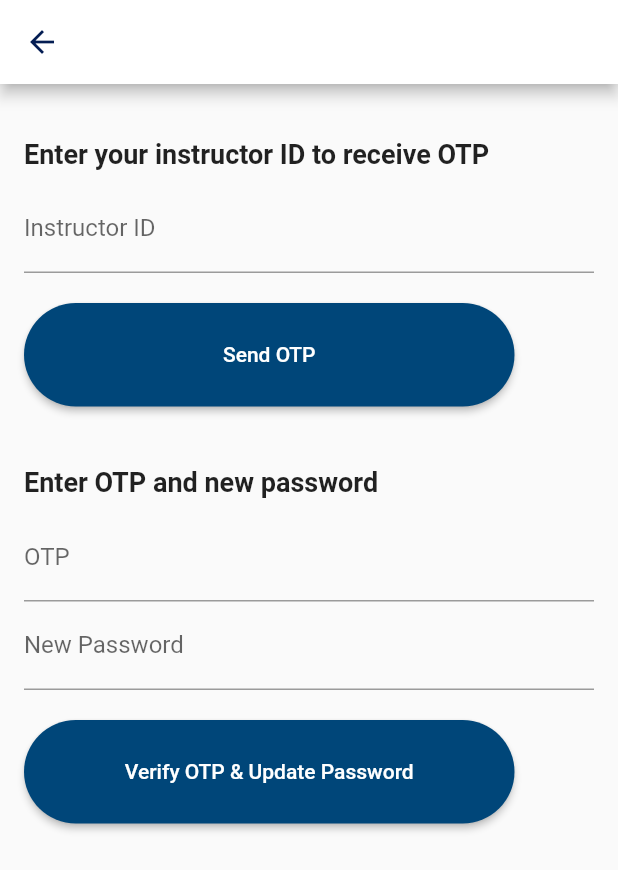
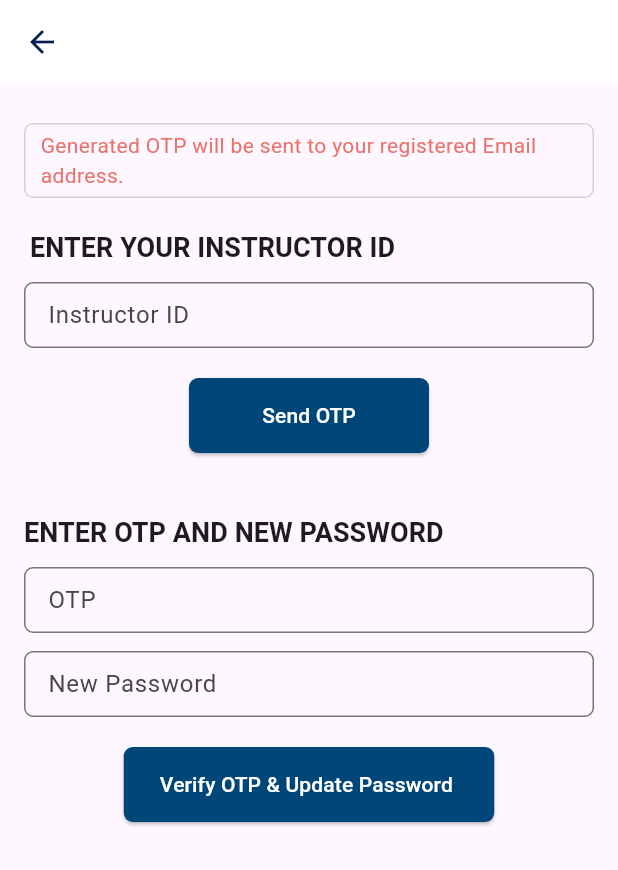
Before and after one commit to harshrajput1506/attendance_management_system, a Flutter app: the ForgotPassword screen opened directly, on a phone screen of 412 x 824 dp. Shown: the top 870 px of the screen. Run offline on Flutter 3.47's test engine with Material 2 defaults, Android fonts, the phone set to English and light mode, and no system bars; our stand-ins replace flutter_secure_storage, slide_to_act; missing offline and left inert: time_range_picker; accounts and stored records are empty.

```diff
--- a/lib/forget_pass.dart
+++ b/lib/forget_pass.dart
@@ -25,8 +25,8 @@ Future<String> sendOTP(String enrollment_no, String instructorId) async {
   }
 }
 
-Future<String> verifyOTPAndChangePassword( String otp,
-    String instructorId, String newPassword) async {
+Future<String> verifyOTPAndChangePassword(
+    String otp, String instructorId, String newPassword) async {
   final url = 'https://newsdcattendance.onrender.com/verifyOtp';
   final response = await http.post(Uri.parse(url), body: {
     'instructor_id': instructorId,
@@ -59,36 +59,71 @@ class _ForgotPasswordState extends State<ForgotPassword> {
   Widget build(BuildContext context) {
     return Scaffold(
       appBar: AppBar(
-        title: Text('Forgot Password'),
+        title: Text(''),
       ),
       body: Padding(
         padding: const EdgeInsets.all(16.0),
         child: Column(
           crossAxisAlignment: CrossAxisAlignment.start,
           children: [
+            SizedBox(height: 10),
+            Container(
+              padding: EdgeInsets.symmetric(horizontal: 10, vertical: 4),
+              child: Center(
+                child: Text(
+                    'Generated OTP will be sent to your registered Email address.',
+                    style: TextStyle(
+                      color: Color.fromARGB(255, 233, 114, 105),
+
+                ),textAlign: TextAlign.left,),
+              ),
+              decoration: BoxDecoration(
+                border: Border.all(
+                  color: const Color.fromARGB(105, 158, 158, 158),
+                ),
+                borderRadius: BorderRadius.circular(6),
+              ),
+            ),
             SizedBox(height: 20),
+            Row(
+              children: [
+                const SizedBox(
+                  width: 4,
+                ),
                 Text(
-              'Enter your instructor ID to receive OTP',
-              style: TextStyle(fontSize: 18, fontWeight: FontWeight.bold),
+                  'ENTER YOUR INSTRUCTOR ID',
+                  style: TextStyle(fontSize: 18, fontWeight: FontWeight.bold, letterSpacing: 0.05,),
+                ),
+              ],
             ),
             SizedBox(height: 10),
-            TextFormField(
+            Container(
+              height: 44,
+              child: TextFormField(
                 controller: _instructorIdController,
-              decoration: InputDecoration(labelText: 'Instructor ID'),
+                decoration: InputDecoration(
+                  labelText: 'Instructor ID ',
+                  border: OutlineInputBorder(
+                    borderRadius: BorderRadius.circular(6),
+                  ),
+                ),
+              ),
             ),
             SizedBox(height: 20),
-            ElevatedButton(
+            Center(
+              child: ElevatedButton(
                 style: ElevatedButton.styleFrom(
-                minimumSize: Size(327, 69),
+                  minimumSize: Size(160, 50),
                   backgroundColor: Color.fromRGBO(0, 70, 121, 1),
                   shape: RoundedRectangleBorder(
-                  borderRadius: BorderRadius.circular(50),
+                    borderRadius: BorderRadius.circular(6),
                   ),
+                  foregroundColor: Colors.white,
                 ),
                 onPressed: () async {
                   try {
-                  final response = await sendOTP("NA",
-                      _instructorIdController.text);
+                    final response =
+                        await sendOTP("NA", _instructorIdController.text);
                     ScaffoldMessenger.of(context).showSnackBar(
                       SnackBar(content: Text(response)),
                     );
@@ -100,29 +135,51 @@ class _ForgotPasswordState extends State<ForgotPassword> {
                 },
                 child: Text('Send OTP'),
               ),
+            ),
             SizedBox(height: 40),
             Text(
-              'Enter OTP and new password',
-              style: TextStyle(fontSize: 18, fontWeight: FontWeight.bold),
+              'ENTER OTP AND NEW PASSWORD',
+              style: TextStyle(fontSize: 18, fontWeight: FontWeight.bold, letterSpacing: 0.05,),
             ),
             SizedBox(height: 10),
-            TextFormField(
+            Container(
+              height: 44,
+              child: TextFormField(
                 controller: _otpController,
-              decoration: InputDecoration(labelText: 'OTP'),
+                decoration: InputDecoration(
+                  labelText: 'OTP',
+                  border: OutlineInputBorder(
+                    borderRadius: BorderRadius.circular(6),
                   ),
-            TextFormField(
+                ),
+              ),
+            ),
+            const SizedBox(
+              height: 12,
+            ),
+            Container(
+              height: 44,
+              child: TextFormField(
                 controller: _newPasswordController,
                 obscureText: true,
-              decoration: InputDecoration(labelText: 'New Password'),
+                decoration: InputDecoration(
+                  labelText: 'New Password',
+                  border: OutlineInputBorder(
+                    borderRadius: BorderRadius.circular(6),
+                  ),
+                ),
+              ),
             ),
             SizedBox(height: 20),
-            ElevatedButton(
+            Center(
+              child: ElevatedButton(
                 style: ElevatedButton.styleFrom(
-                minimumSize: Size(327, 69),
+                  minimumSize: Size(160, 50),
                   backgroundColor: Color.fromRGBO(0, 70, 121, 1),
                   shape: RoundedRectangleBorder(
-                  borderRadius: BorderRadius.circular(50),
+                    borderRadius: BorderRadius.circular(6),
                   ),
+                  foregroundColor: Colors.white,
                 ),
                 onPressed: () async {
                   if (!_isLoading) {
@@ -153,8 +210,48 @@ class _ForgotPasswordState extends State<ForgotPassword> {
                     });
                   }
                 },
-              child: Text('Verify OTP & Update Password'),
+                child: Text('Verify OTP & Update Password '),
               ),
+            ),
+            // ElevatedButton(
+            //   style: ElevatedButton.styleFrom(
+            //     minimumSize: Size(327, 69),
+            //     backgroundColor: Color.fromRGBO(0, 70, 121, 1),
+            //     shape: RoundedRectangleBorder(
+            //       borderRadius: BorderRadius.circular(50),
+            //     ),
+            //   ),
+            //   onPressed: () async {
+            //     if (!_isLoading) {
+            //       setState(() {
+            //         _isLoading = true;
+            //       });
+            //       try {
+            //         final response = await verifyOTPAndChangePassword(
+            //           // _enrollment_noController.text,
+            //           _otpController.text,
+            //           _instructorIdController.text,
+            //           _newPasswordController.text,
+            //         );
+            //         ScaffoldMessenger.of(context).showSnackBar(
+            //           SnackBar(content: Text(response)),
+            //         );
+            //       } catch (e) {
+            //         print(e);
+            //         ScaffoldMessenger.of(context).showSnackBar(
+            //           SnackBar(
+            //             content:
+            //                 Text('Failed to verify OTP and change password'),
+            //           ),
+            //         );
+            //       }
+            //       setState(() {
+            //         _isLoading = false;
+            //       });
+            //     }
+            //   },
+            //   child: Text('Verify OTP & Update Password'),
+            // ),
           ],
         ),
       ),
--- a/lib/loginpage.dart
+++ b/lib/loginpage.dart
@@ -251,11 +251,12 @@ class _LoginScreenState extends State<LoginScreen> {
                                             ),
                                           )
                                         : Text(
-                                            "Login",
+                                            "Log In",
                                             style: TextStyle(
                                               fontSize: 22,
                                               fontFamily: "Poppins",
                                               fontWeight: FontWeight.w600,
+                                              color: Colors.white,
                                             ),
                                           ),
                                     onPressed: () async {
--- a/lib/main.dart
+++ b/lib/main.dart
@@ -12,6 +12,7 @@ class MyApp extends StatelessWidget {
       debugShowCheckedModeBanner: false,
       home: GetStartedPage(),
        theme: ThemeData(
+        useMaterial3: true,
         appBarTheme: AppBarTheme(
           backgroundColor: Colors.white, // Change app bar background color to white
           iconTheme: IconThemeData(color: Color.fromRGBO(4, 29, 83, 1),) // Change app bar icon color to blue
```
Also changed, not shown: lib/lastpage.dart (+11 -5 lines), lib/semesterpage.dart (+66 -52 lines). Lines whose indentation alone changed are shown as unchanged.
